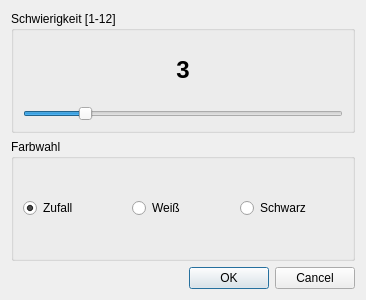
Qt form chesster/gui/res/start_dialog.ui (AKJ7/chesster) before a commit.
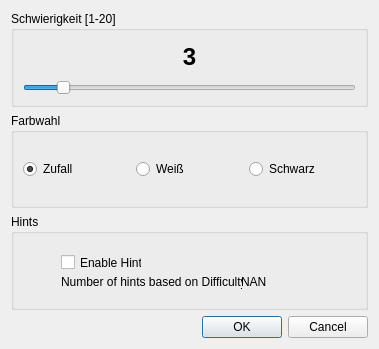
The same form after that commit.

Commit message: Updates to GUI windows: start dialog and game dialog

```diff
--- a/chesster/gui/res/start_dialog.ui
+++ b/chesster/gui/res/start_dialog.ui
@@ -6,8 +6,8 @@
    <rect>
     <x>0</x>
     <y>0</y>
-    <width>366</width>
-    <height>300</height>
+    <width>379</width>
+    <height>349</height>
    </rect>
   </property>
   <property name="windowTitle">
@@ -17,7 +17,7 @@
    <item>
     <widget class="QGroupBox" name="groupBox_2">
      <property name="title">
-      <string>Schwierigkeit [1-12]</string>
+      <string>Schwierigkeit [1-20]</string>
      </property>
      <layout class="QVBoxLayout" name="verticalLayout_2">
       <item>
@@ -52,7 +52,7 @@
          <number>1</number>
         </property>
         <property name="maximum">
-         <number>12</number>
+         <number>20</number>
         </property>
         <property name="pageStep">
          <number>3</number>
@@ -137,6 +137,52 @@
      </layout>
     </widget>
    </item>
+   <item>
+    <widget class="QGroupBox" name="groupBox_3">
+     <property name="title">
+      <string>Hints</string>
+     </property>
+     <widget class="QCheckBox" name="checkBox_hints">
+      <property name="geometry">
+       <rect>
+        <x>50</x>
+        <y>40</y>
+        <width>81</width>
+        <height>17</height>
+       </rect>
+      </property>
+      <property name="text">
+       <string>Enable Hints</string>
+      </property>
+     </widget>
+     <widget class="QLabel" name="label_hints_text">
+      <property name="geometry">
+       <rect>
+        <x>50</x>
+        <y>60</y>
+        <width>181</width>
+        <height>16</height>
+       </rect>
+      </property>
+      <property name="text">
+       <string>Number of hints based on Difficulty:</string>
+      </property>
+     </widget>
+     <widget class="QLabel" name="label_number_hints">
+      <property name="geometry">
+       <rect>
+        <x>230</x>
+        <y>60</y>
+        <width>47</width>
+        <height>16</height>
+       </rect>
+      </property>
+      <property name="text">
+       <string>NAN</string>
+      </property>
+     </widget>
+    </widget>
+   </item>
    <item>
     <widget class="QDialogButtonBox" name="buttonBox">
      <property name="cursor">
```
The commit also changes 4 other files.
